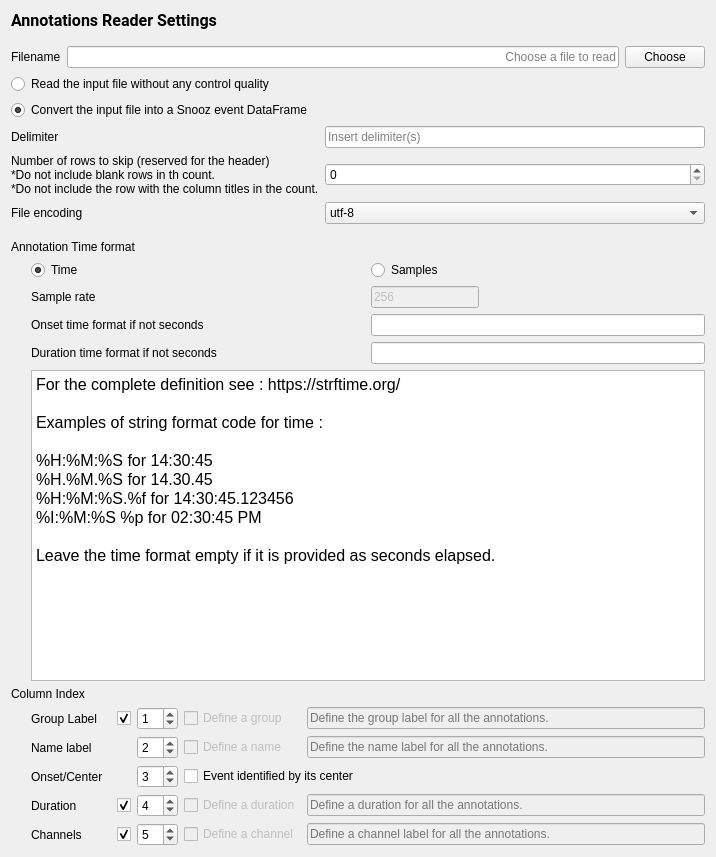
Before: the Qt Designer form modules/CEAMSModules/EventReader/Ui_EventReaderSettingsView.ui in SnoozToolbox/snooz-package-ceams, drawn with Qt 5.
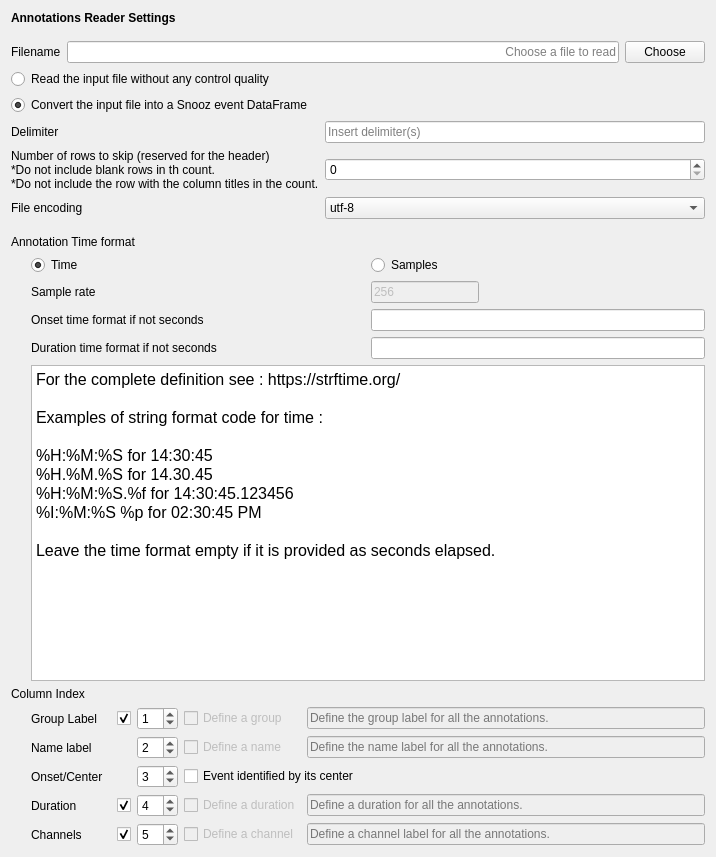
After: the same form once the commit is applied.

Commit message: Font step 4: forms without fonts of their own, look kept

Diff of the .ui file:
```diff
--- a/modules/CEAMSModules/EventReader/Ui_EventReaderSettingsView.ui
+++ b/modules/CEAMSModules/EventReader/Ui_EventReaderSettingsView.ui
@@ -13,9 +13,6 @@
   <property name="windowTitle">
    <string>Form</string>
   </property>
-  <property name="styleSheet">
-   <string notr="true">font: 12pt &quot;Roboto&quot;;</string>
-  </property>
   <property name="inputMethodHints">
    <set>Qt::InputMethodHint::ImhNone</set>
   </property>
@@ -29,8 +26,6 @@
       <widget class="QLabel" name="label_10">
        <property name="font">
         <font>
-         <family>Roboto</family>
-         <pointsize>12</pointsize>
          <italic>false</italic>
          <bold>false</bold>
         </font>
@@ -323,7 +318,7 @@
 hr { height: 1px; border-width: 0; }
 li.unchecked::marker { content: &quot;\2610&quot;; }
 li.checked::marker { content: &quot;\2612&quot;; }
-&lt;/style&gt;&lt;/head&gt;&lt;body style=&quot; font-family:'Roboto'; font-size:12pt; font-weight:400; font-style:normal;&quot;&gt;
+&lt;/style&gt;&lt;/head&gt;&lt;body style=&quot; font-size:12pt; font-weight:400; font-style:normal;&quot;&gt;
 &lt;p style=&quot; margin-top:0px; margin-bottom:0px; margin-left:0px; margin-right:0px; -qt-block-indent:0; text-indent:0px;&quot;&gt;For the complete definition see : https://strftime.org/&lt;/p&gt;
 &lt;p style=&quot;-qt-paragraph-type:empty; margin-top:0px; margin-bottom:0px; margin-left:0px; margin-right:0px; -qt-block-indent:0; text-indent:0px;&quot;&gt;&lt;br /&gt;&lt;/p&gt;
 &lt;p style=&quot; margin-top:0px; margin-bottom:0px; margin-left:0px; margin-right:0px; -qt-block-indent:0; text-indent:0px;&quot;&gt;Examples of string format code for time : &lt;/p&gt;
```
The commit also changes 427 other files.
